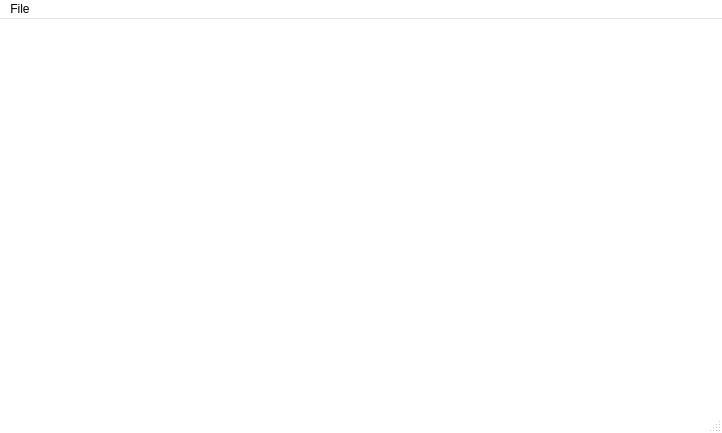
Old version of the form testInterface/mainwindow.ui in the repository gaowudao/CRITERIA3D.
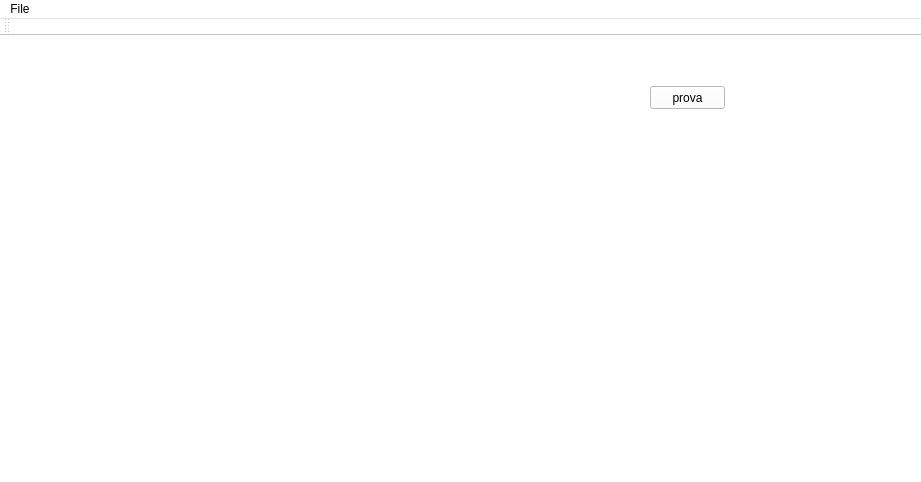
New version of the form.

Diff of the .ui file:
```diff
--- a/testInterface/mainwindow.ui
+++ b/testInterface/mainwindow.ui
@@ -6,8 +6,8 @@
    <rect>
     <x>0</x>
     <y>0</y>
-    <width>722</width>
-    <height>433</height>
+    <width>921</width>
+    <height>482</height>
    </rect>
   </property>
   <property name="palette">
@@ -431,13 +431,61 @@
   <property name="animated">
    <bool>false</bool>
   </property>
-  <widget class="QWidget" name="centralWidget"/>
+  <widget class="QWidget" name="centralWidget">
+   <property name="minimumSize">
+    <size>
+     <width>0</width>
+     <height>0</height>
+    </size>
+   </property>
+   <property name="maximumSize">
+    <size>
+     <width>2000</width>
+     <height>2000</height>
+    </size>
+   </property>
+   <widget class="QPushButton" name="prova">
+    <property name="geometry">
+     <rect>
+      <x>650</x>
+      <y>50</y>
+      <width>75</width>
+      <height>23</height>
+     </rect>
+    </property>
+    <property name="text">
+     <string>prova</string>
+    </property>
+   </widget>
+   <widget class="QWidget" name="widgetMap" native="true">
+    <property name="geometry">
+     <rect>
+      <x>50</x>
+      <y>30</y>
+      <width>461</width>
+      <height>371</height>
+     </rect>
+    </property>
+    <property name="minimumSize">
+     <size>
+      <width>0</width>
+      <height>0</height>
+     </size>
+    </property>
+    <property name="maximumSize">
+     <size>
+      <width>1024</width>
+      <height>768</height>
+     </size>
+    </property>
+   </widget>
+  </widget>
   <widget class="QMenuBar" name="menuBar">
    <property name="geometry">
     <rect>
      <x>0</x>
      <y>0</y>
-     <width>722</width>
+     <width>921</width>
      <height>21</height>
     </rect>
    </property>
@@ -449,7 +497,17 @@
    </widget>
    <addaction name="menuFile"/>
   </widget>
-  <widget class="QStatusBar" name="statusBar"/>
+  <widget class="QToolBar" name="toolBar">
+   <property name="windowTitle">
+    <string>toolBar</string>
+   </property>
+   <attribute name="toolBarArea">
+    <enum>TopToolBarArea</enum>
+   </attribute>
+   <attribute name="toolBarBreak">
+    <bool>false</bool>
+   </attribute>
+  </widget>
   <action name="actionLoad_Raster">
    <property name="text">
     <string>Load Raster</string>
```
